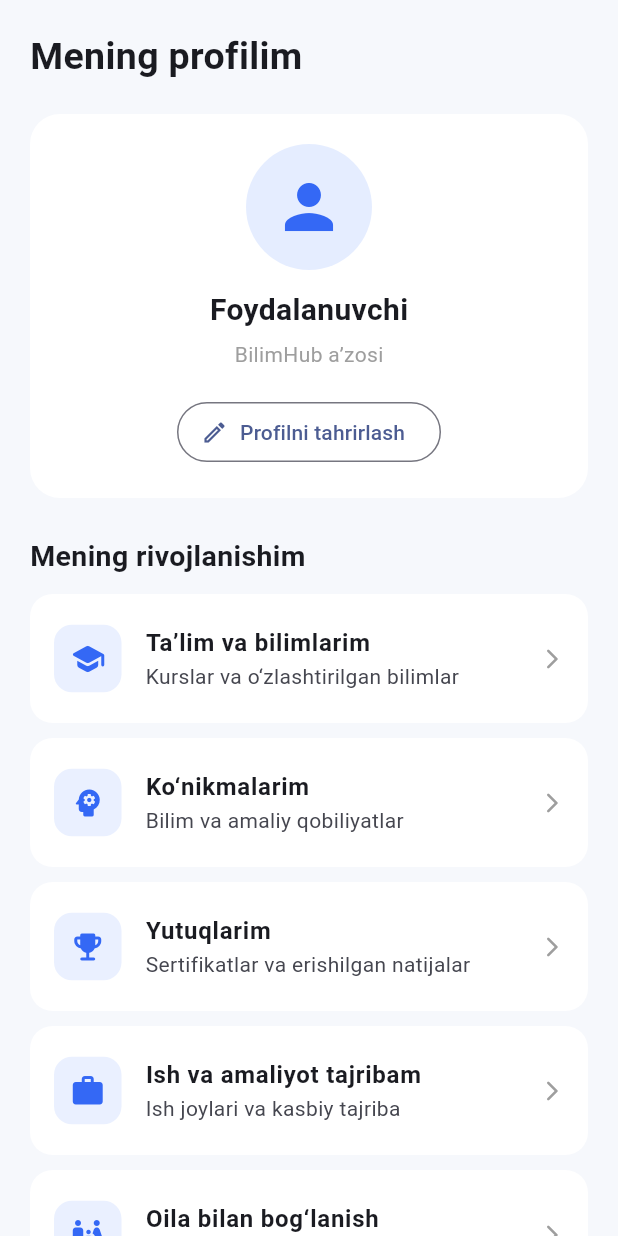
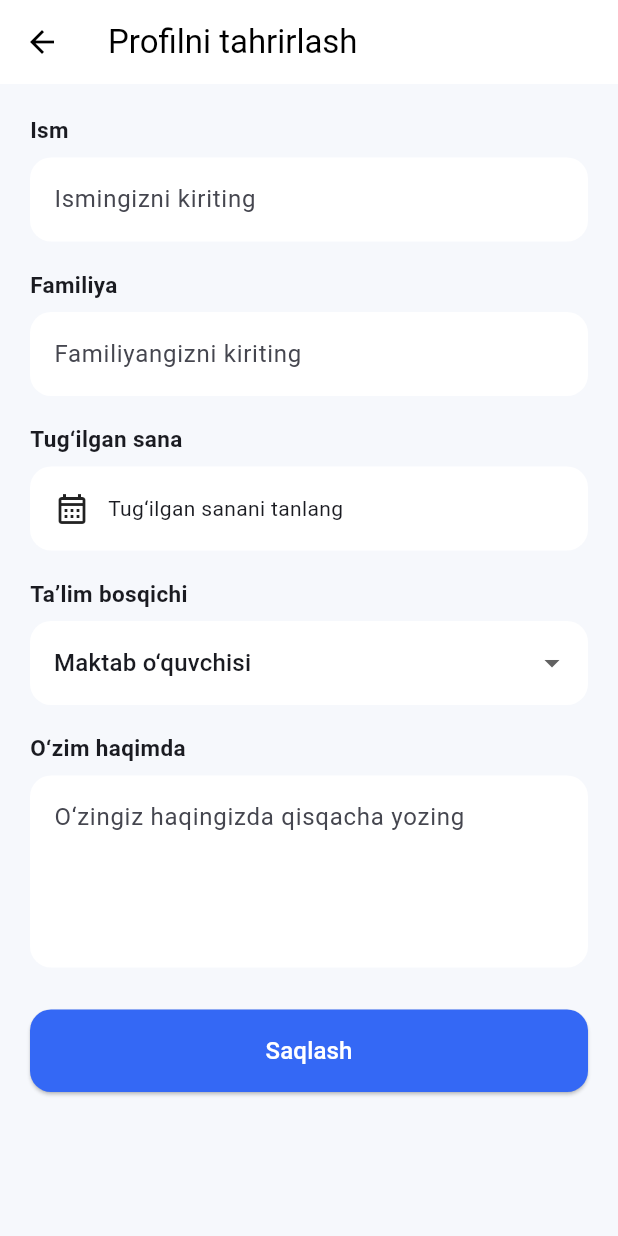
Before and after one commit to amirmohir2021/Bilimhub, a Flutter app: the ProfilePage screen opened directly, after a tap on "Profilni tahrirlash", on a phone screen of 412 x 824 dp. Run offline on Flutter 3.47's test engine with Material 3 defaults, Android fonts, the phone set to English and light mode, and no system bars.

Commit message:
Connect profile editing and display

```diff
--- /dev/null
+++ b/lib/screens/edit_profile_page.dart
@@ -0,0 +1,208 @@
+import 'package:flutter/material.dart';
+
+class EditProfilePage extends StatefulWidget {
+  const EditProfilePage({super.key});
+
+  @override
+  State<EditProfilePage> createState() => _EditProfilePageState();
+}
+
+class _EditProfilePageState extends State<EditProfilePage> {
+  final TextEditingController nameController = TextEditingController();
+  final TextEditingController surnameController = TextEditingController();
+  final TextEditingController aboutController = TextEditingController();
+
+  DateTime? birthDate;
+  String educationLevel = 'Maktab o‘quvchisi';
+
+  @override
+  void dispose() {
+    nameController.dispose();
+    surnameController.dispose();
+    aboutController.dispose();
+    super.dispose();
+  }
+
+  Future<void> selectBirthDate() async {
+    final selectedDate = await showDatePicker(
+      context: context,
+      initialDate: DateTime(2010),
+      firstDate: DateTime(1950),
+      lastDate: DateTime.now(),
+    );
+
+    if (selectedDate != null) {
+      setState(() {
+        birthDate = selectedDate;
+      });
+    }
+  }
+
+  void saveProfile() {
+    Navigator.pop(context, {
+      'name': nameController.text.trim(),
+      'surname': surnameController.text.trim(),
+      'birthDate': birthDate == null
+          ? ''
+          : '${birthDate!.day}.${birthDate!.month}.${birthDate!.year}',
+      'educationLevel': educationLevel,
+      'about': aboutController.text.trim(),
+    });
+  }
+
+  @override
+  Widget build(BuildContext context) {
+    return Scaffold(
+      backgroundColor: const Color(0xFFF6F8FC),
+      appBar: AppBar(
+        title: const Text('Profilni tahrirlash'),
+        backgroundColor: Colors.white,
+        foregroundColor: Colors.black,
+        elevation: 0,
+      ),
+      body: ListView(
+        padding: const EdgeInsets.all(20),
+        children: [
+          _buildLabel('Ism'),
+          _buildTextField(nameController, 'Ismingizni kiriting'),
+
+          const SizedBox(height: 18),
+
+          _buildLabel('Familiya'),
+          _buildTextField(surnameController, 'Familiyangizni kiriting'),
+
+          const SizedBox(height: 18),
+
+          _buildLabel('Tug‘ilgan sana'),
+
+          InkWell(
+            onTap: selectBirthDate,
+            child: Container(
+              padding: const EdgeInsets.all(16),
+              decoration: _fieldDecoration(),
+              child: Row(
+                children: [
+                  const Icon(Icons.calendar_month_outlined),
+                  const SizedBox(width: 12),
+                  Text(
+                    birthDate == null
+                        ? 'Tug‘ilgan sanani tanlang'
+                        : '${birthDate!.day}.${birthDate!.month}.${birthDate!.year}',
+                  ),
+                ],
+              ),
+            ),
+          ),
+
+          const SizedBox(height: 18),
+
+          _buildLabel('Ta’lim bosqichi'),
+
+          DropdownButtonFormField<String>(
+            initialValue: educationLevel,
+            decoration: InputDecoration(
+              filled: true,
+              fillColor: Colors.white,
+              border: OutlineInputBorder(
+                borderRadius: BorderRadius.circular(14),
+                borderSide: BorderSide.none,
+              ),
+            ),
+            items: [
+              'Maktab o‘quvchisi',
+              'Talaba',
+              'Mustaqil o‘rganuvchi',
+              'Ishlayman',
+            ].map((level) {
+              return DropdownMenuItem<String>(
+                value: level,
+                child: Text(level),
+              );
+            }).toList(),
+            onChanged: (value) {
+              if (value != null) {
+                setState(() {
+                  educationLevel = value;
+                });
+              }
+            },
+          ),
+
+          const SizedBox(height: 18),
+
+          _buildLabel('O‘zim haqimda'),
+
+          TextField(
+            controller: aboutController,
+            maxLines: 4,
+            decoration: InputDecoration(
+              hintText: 'O‘zingiz haqingizda qisqacha yozing',
+              filled: true,
+              fillColor: Colors.white,
+              border: OutlineInputBorder(
+                borderRadius: BorderRadius.circular(14),
+                borderSide: BorderSide.none,
+              ),
+            ),
+          ),
+
+          const SizedBox(height: 28),
+
+          ElevatedButton(
+            onPressed: saveProfile,
+            style: ElevatedButton.styleFrom(
+              backgroundColor: const Color(0xFF3468F5),
+              foregroundColor: Colors.white,
+              padding: const EdgeInsets.symmetric(vertical: 16),
+              shape: RoundedRectangleBorder(
+                borderRadius: BorderRadius.circular(14),
+              ),
+            ),
+            child: const Text(
+              'Saqlash',
+              style: TextStyle(fontSize: 16),
+            ),
+          ),
+        ],
+      ),
+    );
+  }
+
+  Widget _buildLabel(String title) {
+    return Padding(
+      padding: const EdgeInsets.only(bottom: 8),
+      child: Text(
+        title,
+        style: const TextStyle(
+          fontWeight: FontWeight.w600,
+          fontSize: 15,
+        ),
+      ),
+    );
+  }
+
+  Widget _buildTextField(
+      TextEditingController controller,
+      String hint,
+      ) {
+    return TextField(
+      controller: controller,
+      decoration: InputDecoration(
+        hintText: hint,
+        filled: true,
+        fillColor: Colors.white,
+        border: OutlineInputBorder(
+          borderRadius: BorderRadius.circular(14),
+          borderSide: BorderSide.none,
+        ),
+      ),
+    );
+  }
+
+  BoxDecoration _fieldDecoration() {
+    return BoxDecoration(
+      color: Colors.white,
+      borderRadius: BorderRadius.circular(14),
+    );
+  }
+}
--- a/lib/screens/profile_page.dart
+++ b/lib/screens/profile_page.dart
@@ -1,10 +1,48 @@
 import 'package:flutter/material.dart';
+import 'edit_profile_page.dart';
 
-
-class ProfilePage extends StatelessWidget {
+class ProfilePage extends StatefulWidget {
   const ProfilePage({super.key});
 
+  @override
+  State<ProfilePage> createState() => _ProfilePageState();
+}
+
+class _ProfilePageState extends State<ProfilePage> {
   static const Color primaryColor = Color(0xFF3468F5);
+
+  String fullName = 'Foydalanuvchi';
+  String educationLevel = 'BilimHub a’zosi';
+  String birthDate = '';
+  String about = '';
+
+  Future<void> openEditProfile() async {
+    final result = await Navigator.push<Map<String, String>>(
+      context,
+      MaterialPageRoute(
+        builder: (context) => const EditProfilePage(),
+      ),
+    );
+
+    if (result != null) {
+      setState(() {
+        final name = result['name'] ?? '';
+        final surname = result['surname'] ?? '';
+
+        fullName = '$name $surname'.trim();
+
+        if (fullName.isEmpty) {
+          fullName = 'Foydalanuvchi';
+        }
+
+        educationLevel =
+            result['educationLevel'] ?? 'BilimHub a’zosi';
+
+        birthDate = result['birthDate'] ?? '';
+        about = result['about'] ?? '';
+      });
+    }
+  }
 
   @override
   Widget build(BuildContext context) {
@@ -41,22 +79,41 @@ size: 48,
                       color: primaryColor,
                     ),
                   ),
+
                   const SizedBox(height: 12),
-const Text(
-'Foydalanuvchi',
-style: TextStyle(
+
+                  Text(
+                    fullName,
+                    style: const TextStyle(
                       fontSize: 20,
                       fontWeight: FontWeight.bold,
                     ),
                   ),
+
                   const SizedBox(height: 5),
-const Text(
-'BilimHub a’zosi',
-style: TextStyle(color: Colors.grey),
+
+                  Text(
+                    educationLevel,
+                    style: const TextStyle(color: Colors.grey),
                   ),
+
+                  if (birthDate.isNotEmpty) ...[
+                    const SizedBox(height: 8),
+                    Text('Tug‘ilgan sana: $birthDate'),
+                  ],
+
+                  if (about.isNotEmpty) ...[
+                    const SizedBox(height: 10),
+                    Text(
+                      about,
+                      textAlign: TextAlign.center,
+                    ),
+                  ],
+
                   const SizedBox(height: 18),
+
                   OutlinedButton.icon(
-onPressed: () {},
+                    onPressed: openEditProfile,
                     icon: const Icon(Icons.edit_outlined),
                     label: const Text('Profilni tahrirlash'),
                   ),
@@ -76,37 +133,37 @@ fontWeight: FontWeight.bold,
 
             const SizedBox(height: 12),
 
-_ProfileItem(
+            const _ProfileItem(
               icon: Icons.school_rounded,
               title: 'Ta’lim va bilimlarim',
               subtitle: 'Kurslar va o‘zlashtirilgan bilimlar',
             ),
 
-_ProfileItem(
+            const _ProfileItem(
               icon: Icons.psychology_rounded,
               title: 'Ko‘nikmalarim',
               subtitle: 'Bilim va amaliy qobiliyatlar',
             ),
 
-_ProfileItem(
+            const _ProfileItem(
               icon: Icons.emoji_events_rounded,
               title: 'Yutuqlarim',
               subtitle: 'Sertifikatlar va erishilgan natijalar',
             ),
 
-_ProfileItem(
+            const _ProfileItem(
               icon: Icons.work_rounded,
               title: 'Ish va amaliyot tajribam',
               subtitle: 'Ish joylari va kasbiy tajriba',
             ),
 
-_ProfileItem(
+            const _ProfileItem(
               icon: Icons.family_restroom_rounded,
               title: 'Oila bilan bog‘lanish',
               subtitle: 'Ota-ona va farzand profillari',
             ),
 
-_ProfileItem(
+            const _ProfileItem(
               icon: Icons.description_rounded,
               title: 'Mening resume’im',
               subtitle: 'Shaxsiy portfolio va tavsifnoma',
@@ -151,11 +208,16 @@ decoration: BoxDecoration(
             color: const Color(0xFFEAF0FF),
             borderRadius: BorderRadius.circular(12),
           ),
-child: Icon(icon, color: const Color(0xFF3468F5)),
+          child: Icon(
+            icon,
+            color: const Color(0xFF3468F5),
+          ),
         ),
         title: Text(
           title,
-style: const TextStyle(fontWeight: FontWeight.w600),
+          style: const TextStyle(
+            fontWeight: FontWeight.w600,
+          ),
         ),
         subtitle: Text(subtitle),
         trailing: const Icon(
```
Lines whose indentation alone changed are shown as unchanged.
